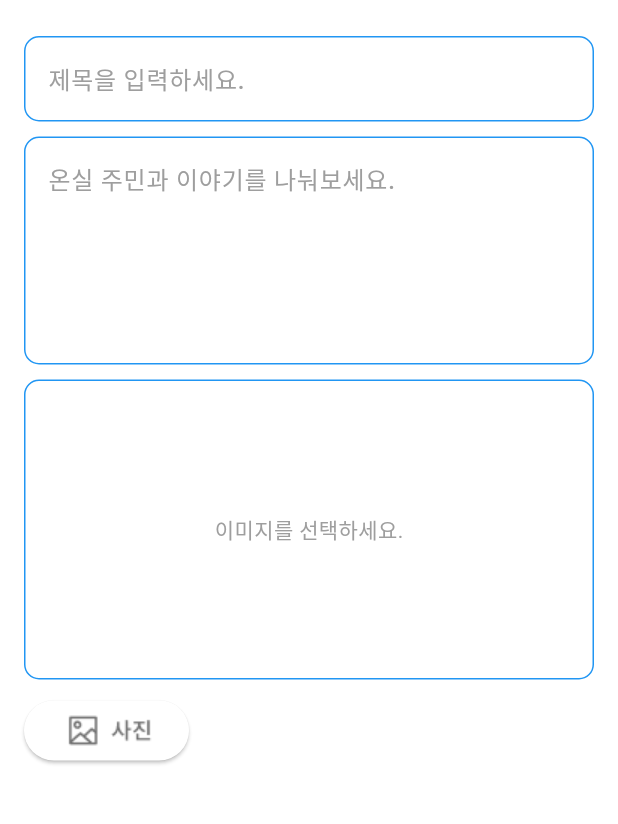
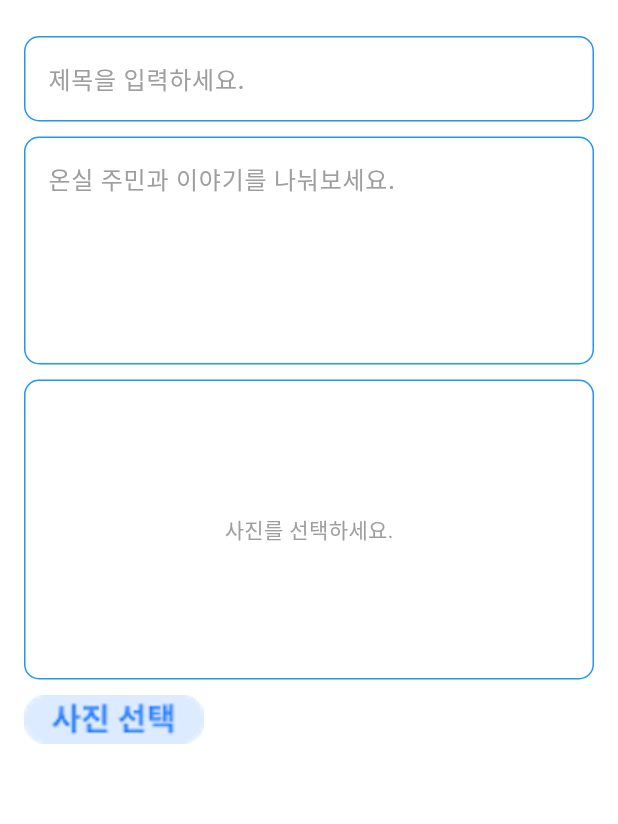
Before and after one commit to LikeLion-12th-OnSiL-Project/OnSiL_FrontEnd, a Flutter app: the WritePostPage screen opened directly, on a phone screen of 412 x 824 dp, the part 72-896 px from its top. Run offline on Flutter 3.47's test engine with Material 3 defaults, Android fonts, the phone set to English and light mode, and no system bars; our stand-ins replace google_maps_flutter, image_picker, shared_preferences; accounts and stored records are empty.

Commit message:
식단 제외 최종

```diff
--- a/lib/view/post.dart
+++ b/lib/view/post.dart
@@ -185,7 +185,7 @@ class _WritePostPageState extends State<WritePostPage> {
                     borderRadius: BorderRadius.circular(10.0),
                   ),
                   child: _image == null
-                      ? Center(child: Text('이미지를 선택하세요.', style: TextStyle(color: Colors.grey)))
+                      ? Center(child: Text('사진를 선택하세요.', style: TextStyle(color: Colors.grey)))
                       : ClipRRect(
                     borderRadius: BorderRadius.circular(10.0),
                     child: Image.file(
@@ -197,12 +197,9 @@ class _WritePostPageState extends State<WritePostPage> {
                 ),
               ),
               SizedBox(height: 10), // 버튼과 이미지 사이의 여백 추가
-              ElevatedButton(
-                onPressed: _pickImage,
-                style: ElevatedButton.styleFrom(
-                  backgroundColor: Colors.white, // 버튼 색상을 하늘색으로 설정
-                ),
-                child: Image.asset('assets/img/photo.png'),
+              GestureDetector(
+                onTap: _pickImage,
+                child: Image.asset('assets/img/photo3.png'),
               )
 
             ],
```
Also changed, not shown: lib/view/map.dart (+3 -8 lines), assets/img/photo2.png (added), assets/img/photo3.png (added), assets/img/route.png (added), assets/img/route2.png (added), assets/img/route3.png (added).
